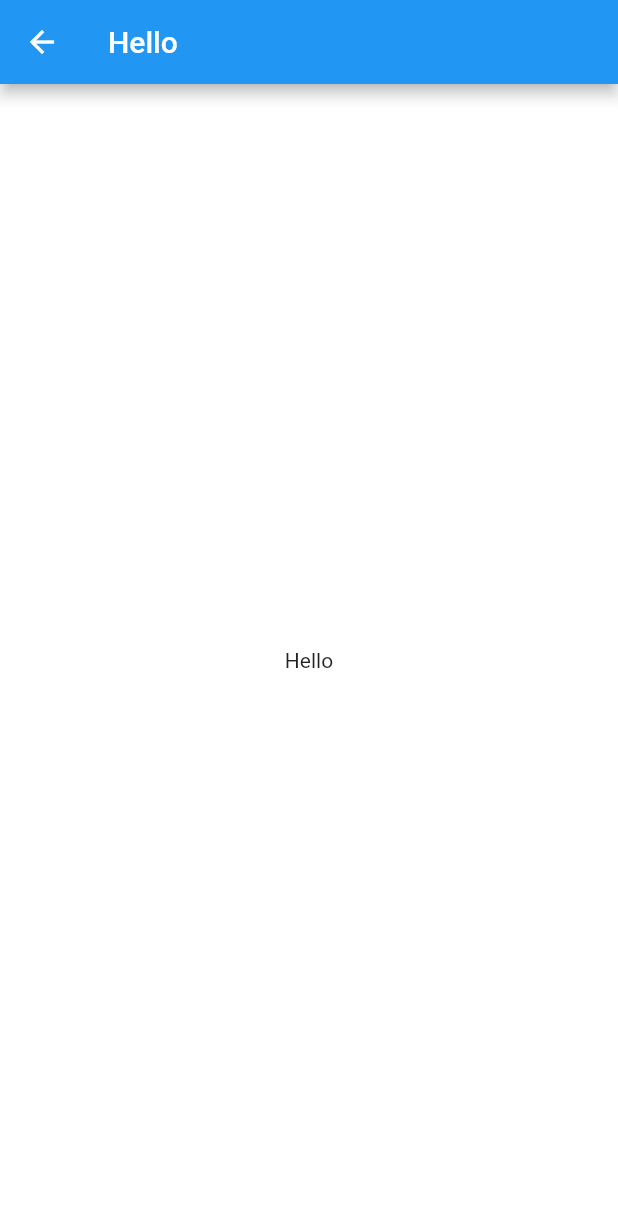
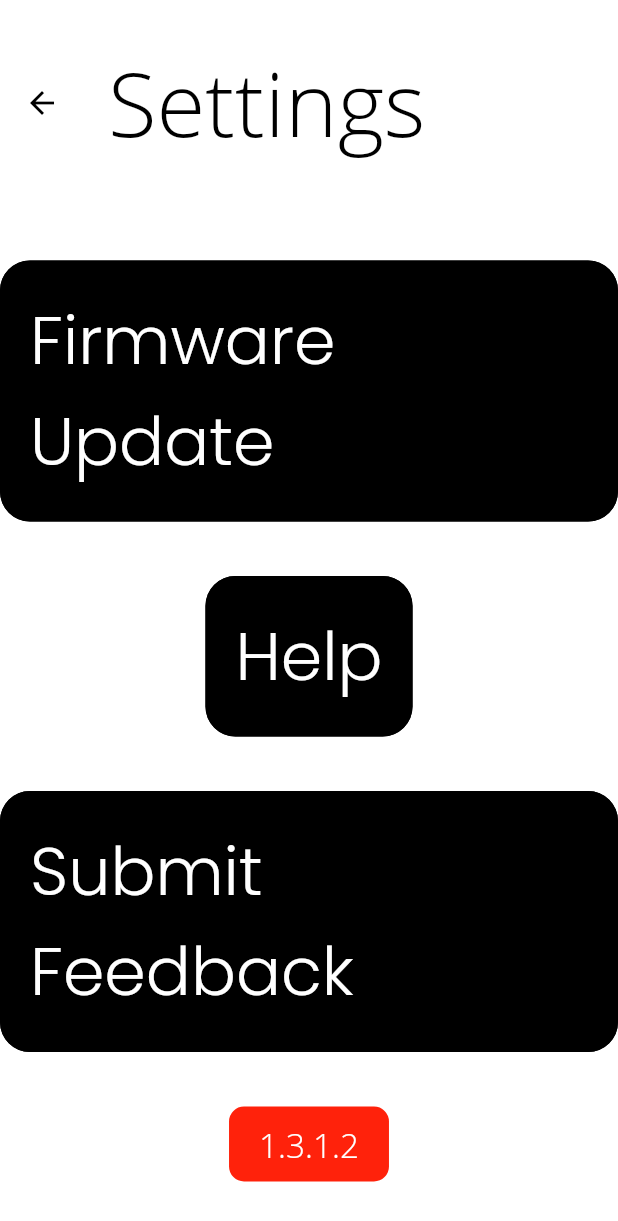
Before and after one commit to frankg0485/aiwaTechnology, a Flutter app: the SettingsPage screen opened directly, on a phone screen of 412 x 824 dp. Shown: the top 1221 px of the screen. Run offline on Flutter 3.47's test engine with Material 2 defaults, Android fonts, the phone set to English and light mode, and no system bars.

Commit message:
cleaned up some code from connect device and eq pages, created basic settings page ui

```diff
--- a/lib/SelectDevicePage.dart
+++ b/lib/SelectDevicePage.dart
@@ -59,8 +59,9 @@ class _ConnectDevicePageState extends State<ConnectDevicePage> {
             ),
             Flexible(child: Container()),
             FlatButton(
+              padding: EdgeInsets.all(THEME.CONTAINER_PADDING * 2),
               shape: RoundedRectangleBorder(
-                  borderRadius: BorderRadius.circular(10),
+                  borderRadius: BorderRadius.circular(20),
                   side: BorderSide(color: Colors.black)
               ),
               color: Colors.black,
--- a/lib/Settings.dart
+++ b/lib/Settings.dart
@@ -1,4 +1,4 @@
-import 'package:aiwa_technology/EQControl.dart';
+import 'package:aiwa_technology/FOTAPage.dart';
 import 'package:flutter/material.dart';
 import 'package:aiwa_technology/Theme.dart';
 
@@ -19,18 +19,113 @@ class SettingsPage extends StatefulWidget {
 }
 
 class _SettingsPageState extends State<SettingsPage> {
+  var versionString = "1.3.1.2";
+
   @override
   Widget build(BuildContext context) {
     THEME.SCREEN_WIDTH = MediaQuery.of(context).size.width;
     THEME.SCREEN_HEIGHT = MediaQuery.of(context).size.height;
 
     return Scaffold(
+      backgroundColor: Colors.white,
       appBar: AppBar(
-        title: Text("Hello"),
+        leading: BackButton(
+          color: Colors.black,
+        ),
+        toolbarHeight: THEME.SCREEN_HEIGHT / 6,
+        title: Text(
+          "Settings",
+          style: TextStyle(
+            fontFamily: THEME.NORMAL_FONT,
+            fontSize: 48 / 667 * THEME.SCREEN_HEIGHT,
+            color: Colors.black,
+          ),
+        ),
+        backgroundColor: Colors.transparent,
+        elevation: 0,
       ),
-      backgroundColor: Colors.white,
       body: Center(
-        child: Text("Hello"),
+        child: Column(
+          mainAxisAlignment: MainAxisAlignment.spaceEvenly,
+          children: <Widget>[
+            FlatButton(
+              padding: EdgeInsets.all(THEME.CONTAINER_PADDING * 2),
+              shape: RoundedRectangleBorder(
+                borderRadius: BorderRadius.circular(20),
+                side: BorderSide(color: Colors.black),
+              ),
+              color: Colors.black,
+              child: Text(
+                "Firmware Update",
+                style: TextStyle(
+                  fontFamily: THEME.BUTTON_FONT,
+                  fontSize: 36 / 667 * THEME.SCREEN_HEIGHT,
+                  color: Colors.white,
+                ),
+              ),
+              onPressed: () {
+                Navigator.push(
+                  context,
+                  MaterialPageRoute(builder: (context) => FOTAPage()),
+                );
+              },
+            ),
+            FlatButton(
+              padding: EdgeInsets.all(THEME.CONTAINER_PADDING * 2),
+              shape: RoundedRectangleBorder(
+                borderRadius: BorderRadius.circular(20),
+                side: BorderSide(color: Colors.black),
+              ),
+              color: Colors.black,
+              child: Text(
+                "Help",
+                style: TextStyle(
+                  fontFamily: THEME.BUTTON_FONT,
+                  fontSize: 36 / 667 * THEME.SCREEN_HEIGHT,
+                  color: Colors.white,
+                ),
+              ),
+              onPressed: () {},
+            ),
+            FlatButton(
+              padding: EdgeInsets.all(THEME.CONTAINER_PADDING * 2),
+              shape: RoundedRectangleBorder(
+                borderRadius: BorderRadius.circular(20),
+                side: BorderSide(color: Colors.black),
+              ),
+              color: Colors.black,
+              child: Text(
+                "Submit Feedback",
+                style: TextStyle(
+                  fontFamily: THEME.BUTTON_FONT,
+                  fontSize: 36 / 667 * THEME.SCREEN_HEIGHT,
+                  color: Colors.white,
+                ),
+              ),
+              onPressed: () {},
+            ),
+            Container(
+              padding: EdgeInsets.only(
+                left: THEME.CONTAINER_PADDING * 2,
+                right: THEME.CONTAINER_PADDING * 2,
+                top: THEME.CONTAINER_PADDING,
+                bottom: THEME.CONTAINER_PADDING,
+              ),
+              decoration: BoxDecoration(
+                color: THEME.AIWA_COLOR,
+                borderRadius: BorderRadius.circular(10),
+              ),
+              child: Text(
+                versionString,
+                style: TextStyle(
+                  fontFamily: THEME.NORMAL_FONT,
+                  fontSize: 18 / 667 * THEME.SCREEN_HEIGHT,
+                  color: Colors.white,
+                ),
+              ),
+            ),
+          ],
+        ),
       ),
     );
   }
```
Also changed, not shown: lib/EQControl.dart (+10 -8 lines), lib/FOTAPage.dart (added, +56 -0 lines).
